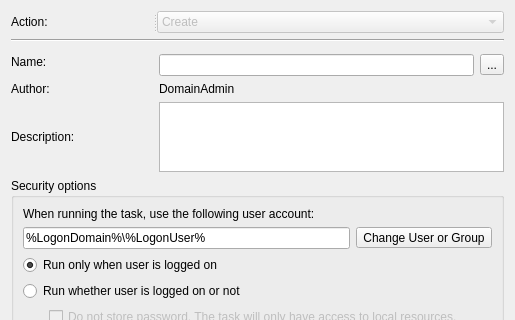
This is src/apps/mvvm-folders/scheduled_tasks/immediatewin7widget.ui in august-alt/policy-preferences-editor-prototype as Qt 5 draws it before an edit; both pictures show x 0 to 515 and y 0 to 320 of the 515 by 487 pixel window. The edited form follows.
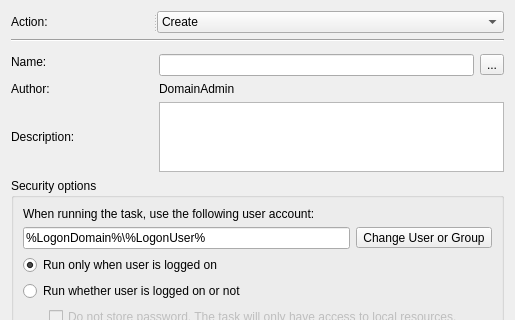
This is the edited form.

The edit to the form file:
```diff
--- a/src/apps/mvvm-folders/scheduled_tasks/immediatewin7widget.ui
+++ b/src/apps/mvvm-folders/scheduled_tasks/immediatewin7widget.ui
@@ -127,7 +127,7 @@
      </widget>
      <widget class="QComboBox" name="actionComboBox">
       <property name="enabled">
-       <bool>false</bool>
+       <bool>true</bool>
       </property>
       <property name="sizePolicy">
        <sizepolicy hsizetype="Fixed" vsizetype="Fixed">
```
